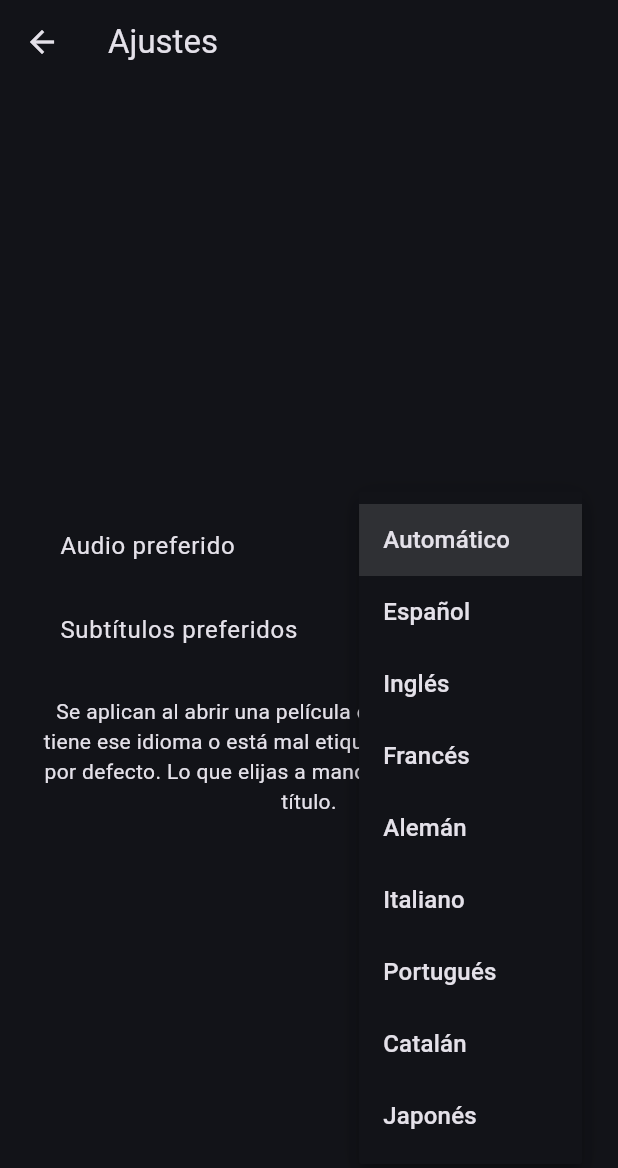
After one commit to jsala97/iptv_player, a Flutter app: the SettingsPage screen opened directly, after a tap on "Automático", on a phone screen of 412 x 824 dp. The commit adds this screen. Shown: the top 1168 px of the screen. Run offline on Flutter 3.47's test engine with Material 3 defaults, Android fonts, the phone set to English and light mode, and no system bars; our stand-ins replace shared_preferences; missing offline and left inert: media_kit, media_kit_video; accounts and stored records are empty.

Commit message:
Ajustes de idioma de audio y subtítulos

```diff
--- /dev/null
+++ b/lib/settings.dart
@@ -0,0 +1,68 @@
+import 'dart:convert';
+import 'package:shared_preferences/shared_preferences.dart';
+
+const langNames = {
+  'es': 'Español', 'en': 'Inglés', 'fr': 'Francés', 'de': 'Alemán',
+  'it': 'Italiano', 'pt': 'Portugués', 'ca': 'Catalán', 'ja': 'Japonés',
+};
+
+const _words = {
+  'es': ['es', 'spa', 'esp', 'spanish', 'español', 'espanol', 'castellano', 'latino'],
+  'en': ['en', 'eng', 'english', 'inglés', 'ingles'],
+  'fr': ['fr', 'fre', 'fra', 'french', 'francés', 'frances'],
+  'de': ['de', 'ger', 'deu', 'german', 'alemán', 'aleman'],
+  'it': ['it', 'ita', 'italian', 'italiano'],
+  'pt': ['pt', 'por', 'portuguese', 'portugués', 'portugues'],
+  'ca': ['ca', 'cat', 'catalan', 'catalán'],
+  'ja': ['ja', 'jpn', 'japanese', 'japonés', 'japones'],
+};
+
+bool matchesLang(String code, String? language, String? title) {
+  final words = _words[code] ?? [code];
+  final l = (language ?? '').toLowerCase().split(RegExp(r'[-_]')).first;
+  if (l.isNotEmpty && words.contains(l)) return true;
+  final t = (title ?? '').toLowerCase();
+  return words.where((w) => w.length > 3).any(t.contains);
+}
+
+class AppSettings {
+  static Future<SharedPreferences> get _p => SharedPreferences.getInstance();
+
+  static Future<String> audioLang() async =>
+      (await _p).getString('pref_audio') ?? 'auto';
+  static Future<String> subLang() async =>
+      (await _p).getString('pref_sub') ?? 'off';
+  static Future<void> setAudioLang(String v) async =>
+      (await _p).setString('pref_audio', v);
+  static Future<void> setSubLang(String v) async =>
+      (await _p).setString('pref_sub', v);
+
+  static Future<Map<String, dynamic>> _titleMap() async {
+    final raw = (await _p).getString('titlepref');
+    if (raw == null) return {};
+    try {
+      return jsonDecode(raw) as Map<String, dynamic>;
+    } catch (_) {
+      return {};
+    }
+  }
+
+  static Future<Map<String, String>> titlePref(String key) async {
+    final e = (await _titleMap())[key];
+    return e is Map ? e.map((k, v) => MapEntry('$k', '$v')) : {};
+  }
+
+  static Future<void> setTitlePref(String key,
+      {String? audio, String? sub}) async {
+    final m = await _titleMap();
+    final cur = Map<String, dynamic>.from((m[key] as Map?) ?? {});
+    if (audio != null) cur['a'] = audio;
+    if (sub != null) cur['s'] = sub;
+    m.remove(key);
+    m[key] = cur;
+    while (m.length > 200) {
+      m.remove(m.keys.first);
+    }
+    await (await _p).setString('titlepref', jsonEncode(m));
+  }
+}
--- /dev/null
+++ b/lib/settings_page.dart
@@ -0,0 +1,90 @@
+import 'package:flutter/material.dart';
+import 'settings.dart';
+
+class SettingsPage extends StatefulWidget {
+  const SettingsPage({super.key});
+
+  @override
+  State<SettingsPage> createState() => _SettingsPageState();
+}
+
+class _SettingsPageState extends State<SettingsPage> {
+  String _audio = 'auto';
+  String _sub = 'off';
+
+  @override
+  void initState() {
+    super.initState();
+    _load();
+  }
+
+  Future<void> _load() async {
+    final a = await AppSettings.audioLang();
+    final s = await AppSettings.subLang();
+    if (mounted) setState(() {
+      _audio = a;
+      _sub = s;
+    });
+  }
+
+  Widget _dropdown(String value, Map<String, String> options,
+      ValueChanged<String> onChanged) {
+    return DropdownButton<String>(
+      value: value,
+      items: [
+        for (final e in options.entries)
+          DropdownMenuItem(value: e.key, child: Text(e.value)),
+      ],
+      onChanged: (v) {
+        if (v != null) onChanged(v);
+      },
+    );
+  }
+
+  @override
+  Widget build(BuildContext context) {
+    return Scaffold(
+      appBar: AppBar(title: const Text('Ajustes')),
+      body: Center(
+        child: ConstrainedBox(
+          constraints: const BoxConstraints(maxWidth: 520),
+          child: Padding(
+            padding: const EdgeInsets.all(24),
+            child: Column(
+              mainAxisSize: MainAxisSize.min,
+              children: [
+                ListTile(
+                  title: const Text('Audio preferido'),
+                  trailing: _dropdown(
+                    _audio,
+                    {'auto': 'Automático', ...langNames},
+                    (v) {
+                      setState(() => _audio = v);
+                      AppSettings.setAudioLang(v);
+                    },
+                  ),
+                ),
+                ListTile(
+                  title: const Text('Subtítulos preferidos'),
+                  trailing: _dropdown(
+                    _sub,
+                    {'off': 'Desactivados', ...langNames},
+                    (v) {
+                      setState(() => _sub = v);
+                      AppSettings.setSubLang(v);
+                    },
+                  ),
+                ),
+                const SizedBox(height: 16),
+                const Text(
+                  'Se aplican al abrir una película o serie. Si el vídeo no tiene ese idioma o está mal etiquetado, se deja la pista por defecto. Lo que elijas a mano se recuerda para ese título.',
+                  textAlign: TextAlign.center,
+                ),
+              ],
+            ),
+          ),
+        ),
+      ),
+    );
+  }
+}
```
Also changed, not shown: lib/accounts_page.dart (+9 -0 lines), lib/player_page.dart (+58 -0 lines).
